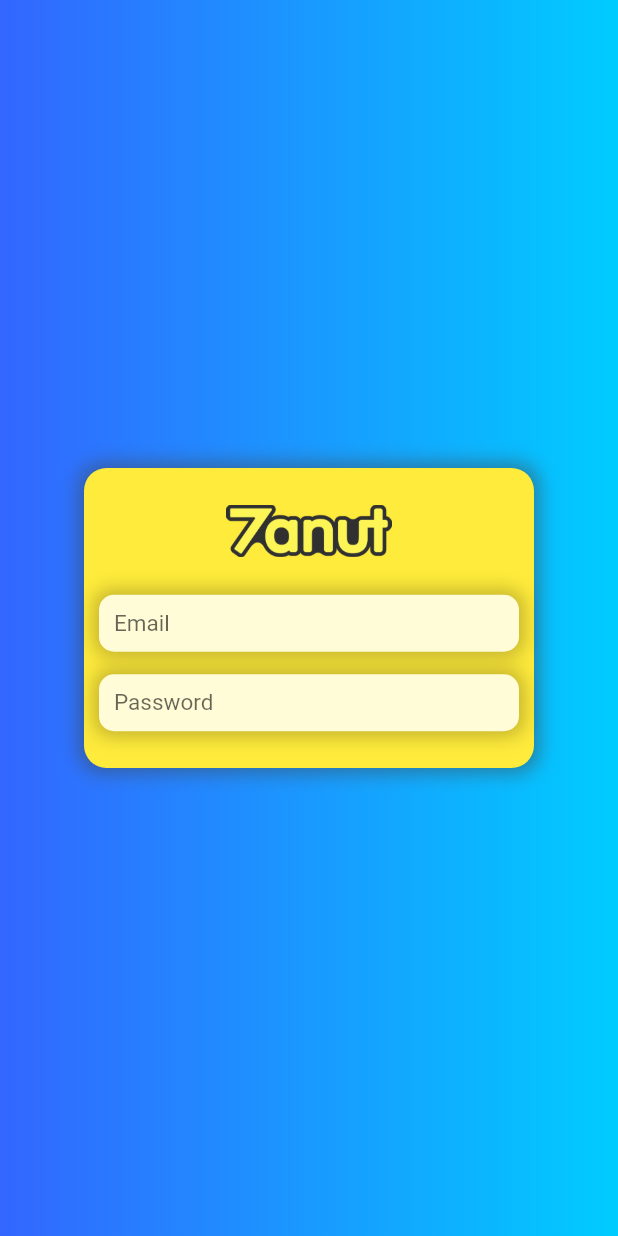
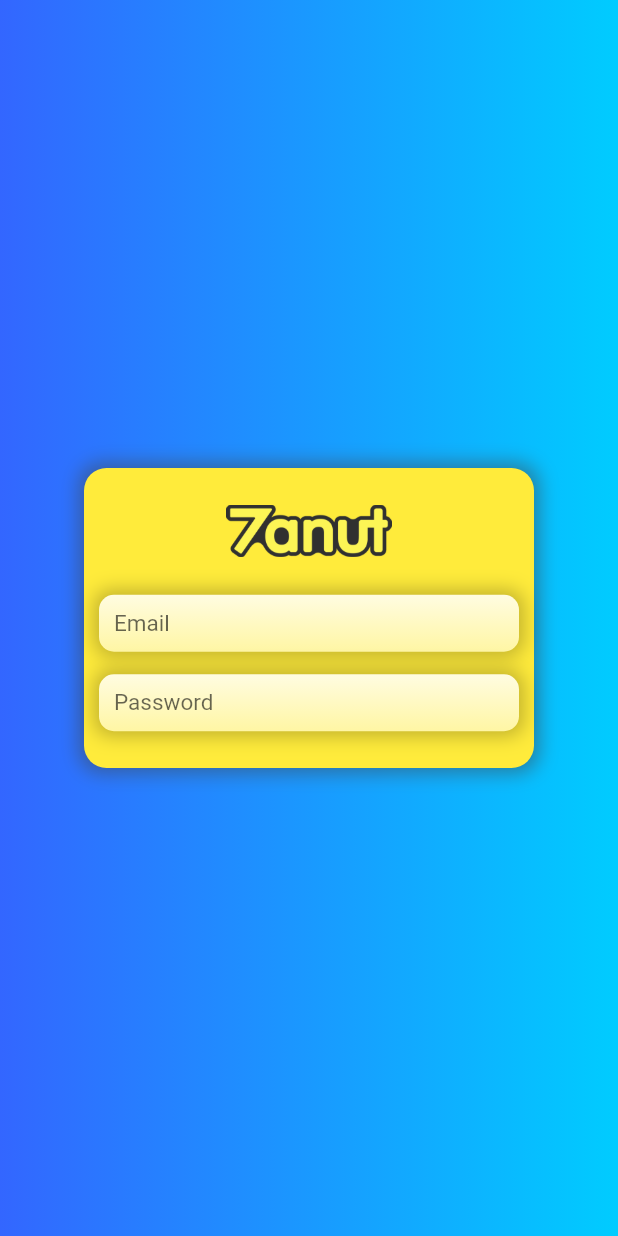
Before and after one commit to maliknajjar/7anut, a Flutter app: the screen it shows after launch, on a phone screen of 412 x 824 dp. Run offline on Flutter 3.47's test engine with Material 2 defaults, Android fonts, the phone set to English and light mode, and no system bars.

Commit message:
making textfield gradient background color

```diff
--- a/lib/Screens/LoginScreen.dart
+++ b/lib/Screens/LoginScreen.dart
@@ -66,7 +66,16 @@ class LoginScreen extends StatelessWidget {
                       borderRadius: BorderRadius.all(
                         Radius.circular(10),
                       ),
-                      color: Color(0xFFFFFCD7)
+                      gradient: LinearGradient(
+                        colors: [
+                          Color(0xFFFFFCE1),
+                          Color(0xFFFFF6A4),
+                        ],
+                        begin: FractionalOffset(0.0, 0.0),
+                        end: FractionalOffset(0.0, 1.0),
+                        stops: [0.0, 1.0],
+                        tileMode: TileMode.clamp
+                      ),
                     ),
                     child: TextField(
                       style: TextStyle(fontSize: 15),
@@ -95,7 +104,16 @@ class LoginScreen extends StatelessWidget {
                       borderRadius: BorderRadius.all(
                         Radius.circular(10),
                       ),
-                      color: Color(0xFFFFFCD7)
+                      gradient: LinearGradient(
+                        colors: [
+                          Color(0xFFFFFCE1),
+                          Color(0xFFFFF6A4),
+                        ],
+                        begin: FractionalOffset(0.0, 0.0),
+                        end: FractionalOffset(0.0, 1.0),
+                        stops: [0.0, 1.0],
+                        tileMode: TileMode.clamp
+                      ),
                     ),
                     child: TextField(
                       style: TextStyle(
```
